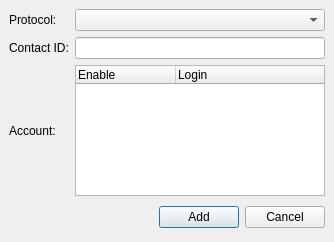
Old version of the form wengophone/src/presentation/qt/imcontact/AddIMContact.ui in the repository tkrotoff/WengoPhone.
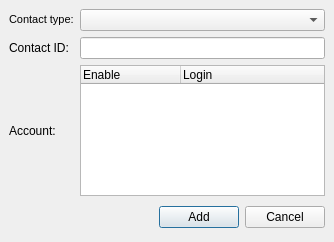
New version of the form. Icons and pictures are not drawn.

Commit message: Work on the add contact window

```diff
--- a/wengophone/src/presentation/qt/imcontact/AddIMContact.ui
+++ b/wengophone/src/presentation/qt/imcontact/AddIMContact.ui
@@ -25,7 +25,7 @@
    <item row="0" column="0" >
     <widget class="QLabel" name="label_3" >
      <property name="text" >
-      <string>Protocol:</string>
+      <string>&lt;html>&lt;head>&lt;meta name="qrichtext" content="1" />&lt;/head>&lt;body style=" white-space: pre-wrap; font-family:MS Shell Dlg; font-size:8.25pt; font-weight:400; font-style:normal; text-decoration:none;">&lt;p style=" margin-top:0px; margin-bottom:0px; margin-left:0px; margin-right:0px; -qt-block-indent:0; text-indent:0px;">Contact type&lt;span style=" font-size:8pt;">:&lt;/span>&lt;/p>&lt;/body>&lt;/html></string>
      </property>
     </widget>
    </item>
```
The commit also changes 4 other files.
